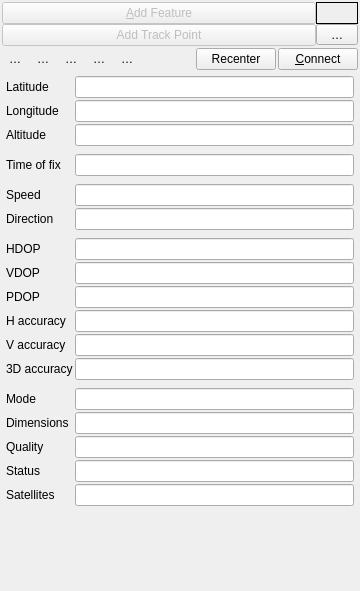
The window that src/ui/qgsgpsinformationwidgetbase.ui (qgis/QGIS) describes before a commit, drawn with Qt 5.
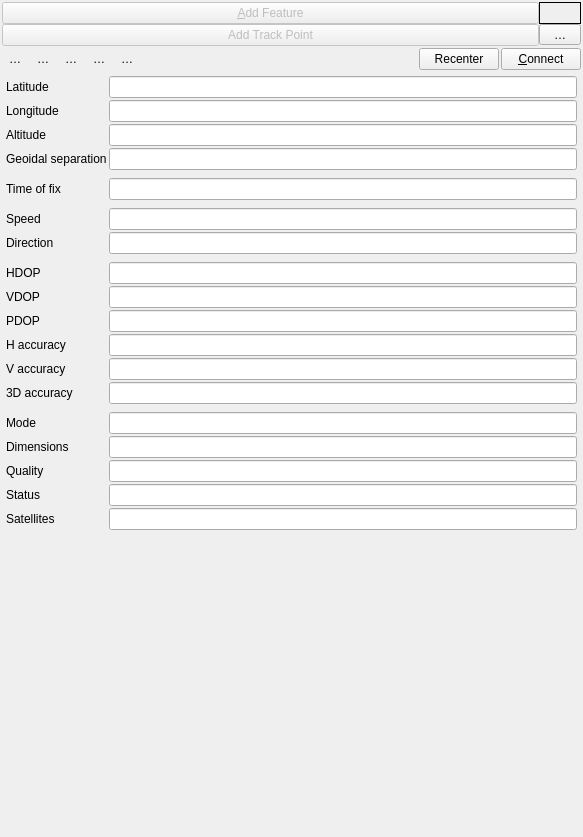
The same window after the commit. Icons and pictures are not drawn. Custom widgets are drawn as their Qt base class.

Commit message: Add new field for geoid-ellipsoid diff

The edit to the form file:
```diff
--- a/src/ui/qgsgpsinformationwidgetbase.ui
+++ b/src/ui/qgsgpsinformationwidgetbase.ui
@@ -6,8 +6,8 @@
    <rect>
     <x>0</x>
     <y>0</y>
-    <width>360</width>
-    <height>591</height>
+    <width>583</width>
+    <height>837</height>
    </rect>
   </property>
   <property name="windowTitle">
@@ -156,9 +156,9 @@
           <property name="geometry">
            <rect>
             <x>0</x>
-            <y>-165</y>
-            <width>342</width>
-            <height>686</height>
+            <y>0</y>
+            <width>565</width>
+            <height>724</height>
            </rect>
           </property>
           <layout class="QGridLayout" name="gridLayout_2">
@@ -207,10 +207,99 @@
              <property name="spacing">
               <number>2</number>
              </property>
-             <item row="18" column="0">
-              <widget class="QLabel" name="mLblQuality">
+             <item row="0" column="1">
+              <widget class="QLineEdit" name="mTxtLatitude">
+               <property name="toolTip">
+                <string>latitude of position fix (degrees)</string>
+               </property>
+               <property name="readOnly">
+                <bool>true</bool>
+               </property>
+              </widget>
+             </item>
+             <item row="10" column="0">
+              <widget class="QLabel" name="mLblHdop">
                <property name="text">
-                <string>Quality</string>
+                <string>HDOP</string>
+               </property>
+              </widget>
+             </item>
+             <item row="12" column="1">
+              <widget class="QLineEdit" name="mTxtPdop">
+               <property name="toolTip">
+                <string>Position Dilution of Precision</string>
+               </property>
+               <property name="readOnly">
+                <bool>true</bool>
+               </property>
+              </widget>
+             </item>
+             <item row="2" column="1">
+              <widget class="QLineEdit" name="mTxtAltitude">
+               <property name="toolTip">
+                <string>antenna altitude with respect to geoid (mean sea level)</string>
+               </property>
+               <property name="readOnly">
+                <bool>true</bool>
+               </property>
+              </widget>
+             </item>
+             <item row="16" column="1">
+              <spacer name="verticalSpacer_3">
+               <property name="orientation">
+                <enum>Qt::Vertical</enum>
+               </property>
+               <property name="sizeType">
+                <enum>QSizePolicy::Fixed</enum>
+               </property>
+               <property name="sizeHint" stdset="0">
+                <size>
+                 <width>20</width>
+                 <height>6</height>
+                </size>
+               </property>
+              </spacer>
+             </item>
+             <item row="17" column="0">
+              <widget class="QLabel" name="mLblFixMode">
+               <property name="text">
+                <string>Mode</string>
+               </property>
+              </widget>
+             </item>
+             <item row="13" column="1">
+              <widget class="QLineEdit" name="mTxtHacc"/>
+             </item>
+             <item row="6" column="1">
+              <spacer name="verticalSpacer_5">
+               <property name="orientation">
+                <enum>Qt::Vertical</enum>
+               </property>
+               <property name="sizeType">
+                <enum>QSizePolicy::Fixed</enum>
+               </property>
+               <property name="sizeHint" stdset="0">
+                <size>
+                 <width>20</width>
+                 <height>6</height>
+                </size>
+               </property>
+              </spacer>
+             </item>
+             <item row="7" column="0">
+              <widget class="QLabel" name="mLblSpeed">
+               <property name="toolTip">
+                <string/>
+               </property>
+               <property name="text">
+                <string>Speed</string>
+               </property>
+              </widget>
+             </item>
+             <item row="2" column="0">
+              <widget class="QLabel" name="mLblAltitude">
+               <property name="text">
+                <string>Altitude</string>
                </property>
               </widget>
              </item>
@@ -221,15 +310,8 @@
                </property>
               </widget>
              </item>
-             <item row="20" column="0">
-              <widget class="QLabel" name="mLblSatellitesUsed">
-               <property name="text">
-                <string>Satellites</string>
-               </property>
-              </widget>
-             </item>
              <item row="17" column="1">
-              <widget class="QLineEdit" name="mTxtFixType">
+              <widget class="QLineEdit" name="mTxtFixMode">
                <property name="toolTip">
                 <string>position fix dimensions: 2D, 3D or No fix</string>
                </property>
@@ -238,31 +320,29 @@
                </property>
               </widget>
              </item>
-             <item row="6" column="0">
-              <widget class="QLabel" name="mLblSpeed">
-               <property name="toolTip">
-                <string/>
+             <item row="0" column="0">
+              <widget class="QLabel" name="mLblLatitude">
+               <property name="text">
+                <string>Latitude</string>
                </property>
+              </widget>
+             </item>
+             <item row="5" column="0">
+              <widget class="QLabel" name="mLblUtcTime">
                <property name="text">
-                <string>Speed</string>
+                <string>Time of fix</string>
+               </property>
+              </widget>
+             </item>
+             <item row="14" column="0">
+              <widget class="QLabel" name="mLblVacc">
+               <property name="text">
+                <string>V accuracy</string>
                </property>
               </widget>
              </item>
              <item row="4" column="1">
-              <widget class="QLineEdit" name="mTxtDateTime">
-               <property name="toolTip">
-                <string>date/time of position fix (UTC)</string>
-               </property>
-               <property name="text">
-                <string/>
-               </property>
-               <property name="readOnly">
-                <bool>true</bool>
-               </property>
-              </widget>
-             </item>
-             <item row="15" column="1">
-              <spacer name="verticalSpacer_3">
+              <spacer name="verticalSpacer_2">
                <property name="orientation">
                 <enum>Qt::Vertical</enum>
                </property>
@@ -277,7 +357,48 @@
                </property>
               </spacer>
              </item>
+             <item row="18" column="0">
+              <widget class="QLabel" name="mLblFixType">
+               <property name="text">
+                <string>Dimensions</string>
+               </property>
+              </widget>
+             </item>
+             <item row="7" column="1">
+              <widget class="QLineEdit" name="mTxtSpeed">
+               <property name="toolTip">
+                <string>speed over ground</string>
+               </property>
+               <property name="readOnly">
+                <bool>true</bool>
+               </property>
+              </widget>
+             </item>
+             <item row="11" column="0">
+              <widget class="QLabel" name="mLblVdop">
+               <property name="text">
+                <string>VDOP</string>
+               </property>
+              </widget>
+             </item>
+             <item row="15" column="0">
+              <widget class="QLabel" name="mLbl3Dacc">
+               <property name="text">
+                <string>3D accuracy</string>
+               </property>
+              </widget>
+             </item>
              <item row="18" column="1">
+              <widget class="QLineEdit" name="mTxtFixType">
+               <property name="toolTip">
+                <string>position fix dimensions: 2D, 3D or No fix</string>
+               </property>
+               <property name="readOnly">
+                <bool>true</bool>
+               </property>
+              </widget>
+             </item>
+             <item row="19" column="1">
               <widget class="QLineEdit" name="mTxtQuality">
                <property name="toolTip">
                 <string>Positioning quality indicator (NMEA GGA or comparable sentence)</string>
@@ -287,34 +408,70 @@
                </property>
               </widget>
              </item>
-             <item row="7" column="1">
-              <widget class="QLineEdit" name="mTxtDirection">
-               <property name="toolTip">
-                <string>track direction (degrees)</string>
-               </property>
-               <property name="readOnly">
-                <bool>true</bool>
-               </property>
-              </widget>
-             </item>
-             <item row="9" column="0">
-              <widget class="QLabel" name="mLblHdop">
-               <property name="text">
-                <string>HDOP</string>
-               </property>
-              </widget>
-             </item>
-             <item row="19" column="0">
+             <item row="20" column="0">
               <widget class="QLabel" name="mLblStatus">
                <property name="text">
                 <string>Status</string>
                </property>
               </widget>
              </item>
-             <item row="13" column="1">
+             <item row="5" column="1">
+              <widget class="QLineEdit" name="mTxtDateTime">
+               <property name="toolTip">
+                <string>date/time of position fix (UTC)</string>
+               </property>
+               <property name="text">
+                <string/>
+               </property>
+               <property name="readOnly">
+                <bool>true</bool>
+               </property>
+              </widget>
+             </item>
+             <item row="15" column="1">
+              <widget class="QLineEdit" name="mTxt3Dacc"/>
+             </item>
+             <item row="14" column="1">
               <widget class="QLineEdit" name="mTxtVacc"/>
              </item>
-             <item row="7" column="0">
+             <item row="21" column="1">
+              <widget class="QLineEdit" name="mTxtSatellitesUsed">
+               <property name="toolTip">
+                <string>number of satellites used in the position fix</string>
+               </property>
+               <property name="readOnly">
+                <bool>true</bool>
+               </property>
+              </widget>
+             </item>
+             <item row="19" column="0">
+              <widget class="QLabel" name="mLblQuality">
+               <property name="text">
+                <string>Quality</string>
+               </property>
+              </widget>
+             </item>
+             <item row="20" column="1">
+              <widget class="QLineEdit" name="mTxtStatus">
+               <property name="toolTip">
+                <string>position fix status: Valid or Invalid</string>
+               </property>
+               <property name="readOnly">
+                <bool>true</bool>
+               </property>
+              </widget>
+             </item>
+             <item row="8" column="1">
+              <widget class="QLineEdit" name="mTxtDirection">
+               <property name="toolTip">
+                <string>track direction (degrees)</string>
+               </property>
+               <property name="readOnly">
+                <bool>true</bool>
+               </property>
+              </widget>
+             </item>
+             <item row="8" column="0">
               <widget class="QLabel" name="mLblDirection">
                <property name="toolTip">
                 <string/>
@@ -324,15 +481,8 @@
                </property>
               </widget>
              </item>
-             <item row="0" column="0">
-              <widget class="QLabel" name="mLblLatitude">
-               <property name="text">
-                <string>Latitude</string>
-               </property>
-              </widget>
-             </item>
-             <item row="3" column="1">
-              <spacer name="verticalSpacer_2">
+             <item row="9" column="1">
+              <spacer name="verticalSpacer_4">
                <property name="orientation">
                 <enum>Qt::Vertical</enum>
                </property>
@@ -347,34 +497,14 @@
                </property>
               </spacer>
              </item>
-             <item row="2" column="0">
-              <widget class="QLabel" name="mLblAltitude">
+             <item row="21" column="0">
+              <widget class="QLabel" name="mLblSatellitesUsed">
                <property name="text">
-                <string>Altitude</string>
+                <string>Satellites</string>
                </property>
               </widget>
              </item>
              <item row="11" column="1">
-              <widget class="QLineEdit" name="mTxtPdop">
-               <property name="toolTip">
-                <string>Position Dilution of Precision</string>
-               </property>
-               <property name="readOnly">
-                <bool>true</bool>
-               </property>
-              </widget>
-             </item>
-             <item row="6" column="1">
-              <widget class="QLineEdit" name="mTxtSpeed">
-               <property name="toolTip">
-                <string>speed over ground</string>
-               </property>
-               <property name="readOnly">
-                <bool>true</bool>
-               </property>
-              </widget>
-             </item>
-             <item row="10" column="1">
               <widget class="QLineEdit" name="mTxtVdop">
                <property name="toolTip">
                 <string>Vertical Dilution of Precision</string>
@@ -384,43 +514,13 @@
                </property>
               </widget>
              </item>
-             <item row="4" column="0">
-              <widget class="QLabel" name="mLblUtcTime">
-               <property name="text">
-                <string>Time of fix</string>
-               </property>
-              </widget>
-             </item>
-             <item row="5" column="1">
-              <spacer name="verticalSpacer_5">
-               <property name="orientation">
-                <enum>Qt::Vertical</enum>
-               </property>
-               <property name="sizeType">
-                <enum>QSizePolicy::Fixed</enum>
-               </property>
-               <property name="sizeHint" stdset="0">
-                <size>
-                 <width>20</width>
-                 <height>6</height>
-                </size>
-               </property>
-              </spacer>
-             </item>
-             <item row="11" column="0">
+             <item row="12" column="0">
               <widget class="QLabel" name="mLblPdop">
                <property name="text">
                 <string>PDOP</string>
                </property>
               </widget>
              </item>
-             <item row="17" column="0">
-              <widget class="QLabel" name="mLblFixType">
-               <property name="text">
-                <string>Dimensions</string>
-               </property>
-              </widget>
-             </item>
              <item row="1" column="1">
               <widget class="QLineEdit" name="mTxtLongitude">
                <property name="toolTip">
@@ -431,122 +531,35 @@
                </property>
               </widget>
              </item>
+             <item row="10" column="1">
+              <widget class="QLineEdit" name="mTxtHdop">
+               <property name="toolTip">
+                <string>Horizontal Dilution of Precision</string>
+               </property>
+               <property name="readOnly">
+                <bool>true</bool>
+               </property>
+              </widget>
+             </item>
              <item row="13" column="0">
-              <widget class="QLabel" name="mLblVacc">
-               <property name="text">
-                <string>V accuracy</string>
-               </property>
-              </widget>
-             </item>
-             <item row="8" column="1">
-              <spacer name="verticalSpacer_4">
-               <property name="orientation">
-                <enum>Qt::Vertical</enum>
-               </property>
-               <property name="sizeType">
-                <enum>QSizePolicy::Fixed</enum>
-               </property>
-               <property name="sizeHint" stdset="0">
-                <size>
-                 <width>20</width>
-                 <height>6</height>
-                </size>
-               </property>
-              </spacer>
-             </item>
-             <item row="10" column="0">
-              <widget class="QLabel" name="mLblVdop">
-               <property name="text">
-                <string>VDOP</string>
-               </property>
-              </widget>
-             </item>
-             <item row="16" column="0">
-              <widget class="QLabel" name="mLblFixMode">
-               <property name="text">
-                <string>Mode</string>
-               </property>
-              </widget>
-             </item>
-             <item row="2" column="1">
-              <widget class="QLineEdit" name="mTxtAltitude">
-               <property name="toolTip">
-                <string>antenna altitude with respect to geoid (mean sea level)</string>
-               </property>
-               <property name="readOnly">
-                <bool>true</bool>
-               </property>
-              </widget>
-             </item>
-             <item row="12" column="1">
-              <widget class="QLineEdit" name="mTxtHacc"/>
-             </item>
-             <item row="12" column="0">
               <widget class="QLabel" name="mLblHacc">
                <property name="text">
                 <string>H accuracy</string>
                </property>
               </widget>
              </item>
-             <item row="16" column="1">
-              <widget class="QLineEdit" name="mTxtFixMode">
+             <item row="3" column="0">
+              <widget class="QLabel" name="label_13">
                <property name="toolTip">
                 <string>GPS receiver configuration 2D/3D mode: Automatic or Manual</string>
                </property>
-               <property name="readOnly">
-                <bool>true</bool>
-               </property>
-              </widget>
-             </item>
-             <item row="19" column="1">
-              <widget class="QLineEdit" name="mTxtStatus">
-               <property name="toolTip">
-                <string>position fix status: Valid or Invalid</string>
-               </property>
-               <property name="readOnly">
-                <bool>true</bool>
-               </property>
-              </widget>
-             </item>
-             <item row="20" column="1">
-              <widget class="QLineEdit" name="mTxtSatellitesUsed">
-               <property name="toolTip">
-                <string>number of satellites used in the position fix</string>
-               </property>
-               <property name="readOnly">
-                <bool>true</bool>
-               </property>
-              </widget>
-             </item>
-             <item row="0" column="1">
-              <widget class="QLineEdit" name="mTxtLatitude">
-               <property name="toolTip">
-                <string>latitude of position fix (degrees)</string>
-               </property>
-               <property name="readOnly">
-                <bool>true</bool>
-               </property>
-              </widget>
-             </item>
-             <item row="9" column="1">
-              <widget class="QLineEdit" name="mTxtHdop">
-               <property name="toolTip">
-                <string>Horizontal Dilution of Precision</string>
-               </property>
-               <property name="readOnly">
-                <bool>true</bool>
-               </property>
-              </widget>
-             </item>
-             <item row="14" column="0">
-              <widget class="QLabel" name="mLbl3Dacc">
                <property name="text">
-                <string>3D accuracy</string>
+                <string>Geoidal separation</string>
                </property>
               </widget>
              </item>
-             <item row="14" column="1">
-              <widget class="QLineEdit" name="mTxt3Dacc"/>
+             <item row="3" column="1">
+              <widget class="QLineEdit" name="mTxtAltitudeDiff"/>
              </item>
             </layout>
            </item>
```
Left out of the diff: 4 changed lines with no effect on the pictures. The commit also changes 4 other files.
